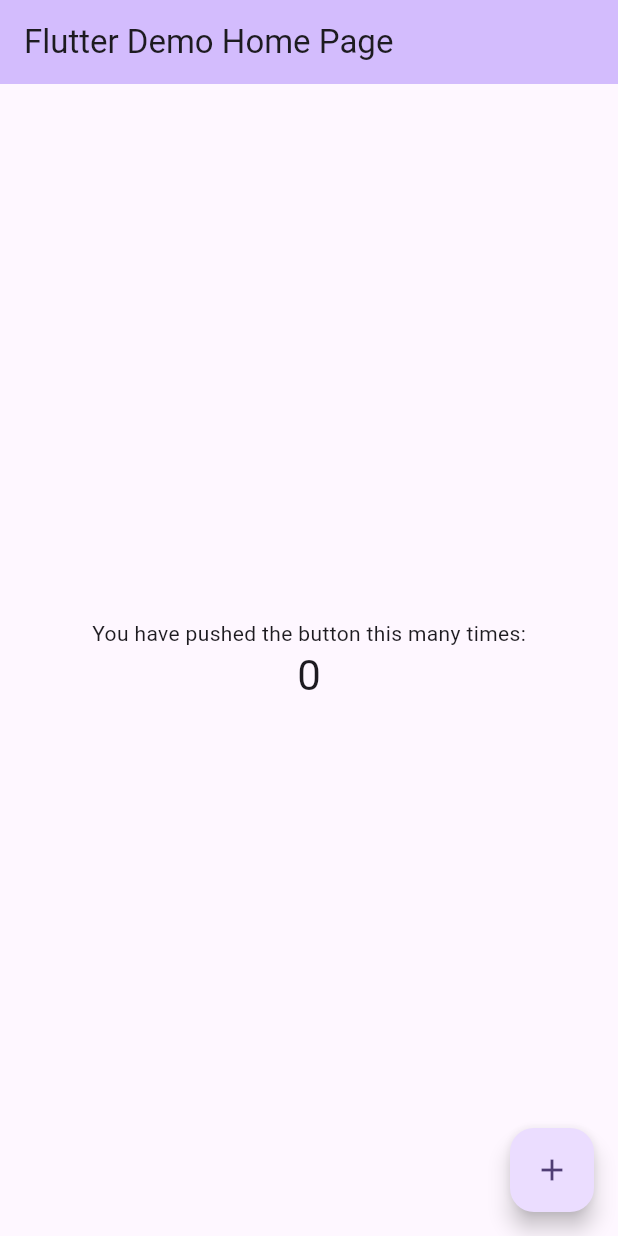
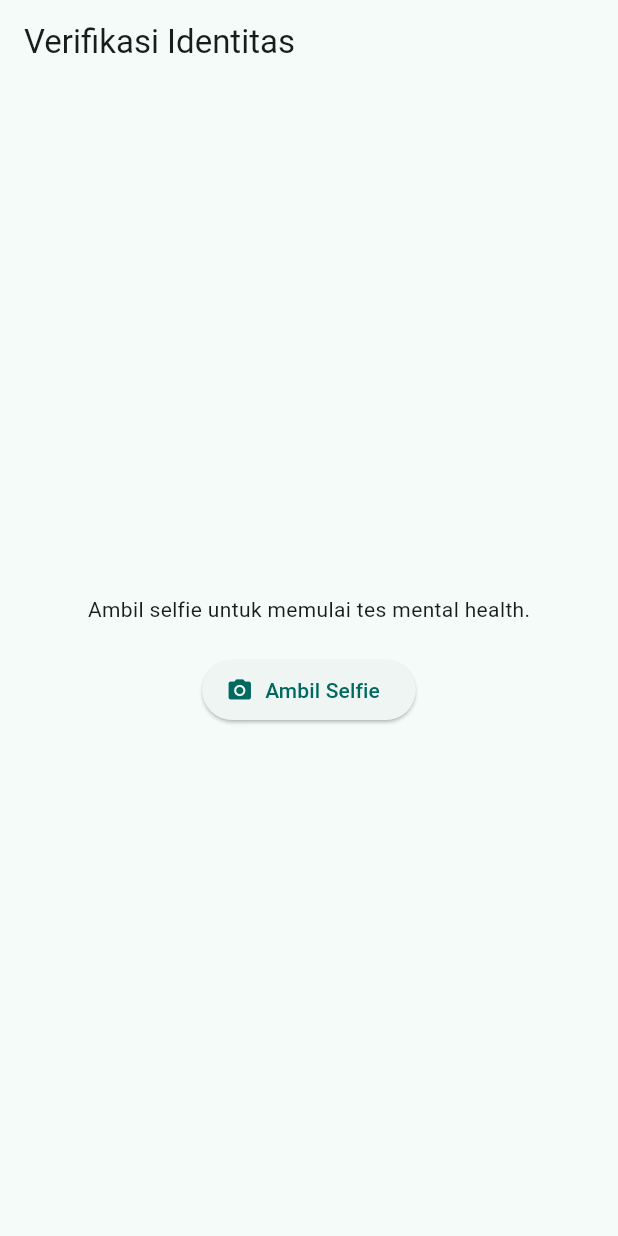
Before and after one commit to DevonAP/sadardiri_mini_project, a Flutter app: the screen it shows after launch, on a phone screen of 412 x 824 dp. Run offline on Flutter 3.47's test engine with Material 3 defaults, Android fonts, the phone set to English and light mode, and no system bars; our stand-ins replace firebase_core, image_picker; accounts and stored records are empty.

Commit message:
Update Progres

```diff
--- a/lib/main.dart
+++ b/lib/main.dart
@@ -1,122 +1,27 @@
 import 'package:flutter/material.dart';
+import 'package:firebase_core/firebase_core.dart';
+import 'screens/login_screen.dart'; // Buat UI login basic yang mengarah ke HomeScreen
+import 'screens/selfie_screen.dart';
 
-void main() {
-  runApp(const MyApp());
+void main() async {
+  WidgetsFlutterBinding.ensureInitialized();
+  // Pastikan kamu sudah menaruh google-services.json (Android) / Info.plist (iOS)
+  // await Firebase.initializeApp();
+  runApp(const SadarDiriApp());
 }
 
-class MyApp extends StatelessWidget {
-  const MyApp({super.key});
+class SadarDiriApp extends StatelessWidget {
+  const SadarDiriApp({super.key});
 
-  // This widget is the root of your application.
   @override
   Widget build(BuildContext context) {
     return MaterialApp(
-      title: 'Flutter Demo',
+      title: 'SadarDiri',
       theme: ThemeData(
-        // This is the theme of your application.
-        //
-        // TRY THIS: Try running your application with "flutter run". You'll see
-        // the application has a purple toolbar. Then, without quitting the app,
-        // try changing the seedColor in the colorScheme below to Colors.green
-        // and then invoke "hot reload" (save your changes or press the "hot
-        // reload" button in a Flutter-supported IDE, or press "r" if you used
-        // the command line to start the app).
-        //
-        // Notice that the counter didn't reset back to zero; the application
-        // state is not lost during the reload. To reset the state, use hot
-        // restart instead.
-        //
-        // This works for code too, not just values: Most code changes can be
-        // tested with just a hot reload.
-        colorScheme: .fromSeed(seedColor: Colors.deepPurple),
+        colorScheme: ColorScheme.fromSeed(seedColor: Colors.teal),
+        useMaterial3: true,
       ),
-      home: const MyHomePage(title: 'Flutter Demo Home Page'),
+      home: SelfieScreen(), // Arahkan ke AuthService untuk cek status login
     );
   }
 }
-
-class MyHomePage extends StatefulWidget {
-  const MyHomePage({super.key, required this.title});
-
-  // This widget is the home page of your application. It is stateful, meaning
-  // that it has a State object (defined below) that contains fields that affect
-  // how it looks.
-
-  // This class is the configuration for the state. It holds the values (in this
-  // case the title) provided by the parent (in this case the App widget) and
-  // used by the build method of the State. Fields in a Widget subclass are
-  // always marked "final".
-
-  final String title;
-
-  @override
-  State<MyHomePage> createState() => _MyHomePageState();
-}
-
-class _MyHomePageState extends State<MyHomePage> {
-  int _counter = 0;
-
-  void _incrementCounter() {
-    setState(() {
-      // This call to setState tells the Flutter framework that something has
-      // changed in this State, which causes it to rerun the build method below
-      // so that the display can reflect the updated values. If we changed
-      // _counter without calling setState(), then the build method would not be
-      // called again, and so nothing would appear to happen.
-      _counter++;
-    });
-  }
-
-  @override
-  Widget build(BuildContext context) {
-    // This method is rerun every time setState is called, for instance as done
-    // by the _incrementCounter method above.
-    //
-    // The Flutter framework has been optimized to make rerunning build methods
-    // fast, so that you can just rebuild anything that needs updating rather
-    // than having to individually change instances of widgets.
-    return Scaffold(
-      appBar: AppBar(
-        // TRY THIS: Try changing the color here to a specific color (to
-        // Colors.amber, perhaps?) and trigger a hot reload to see the AppBar
-        // change color while the other colors stay the same.
-        backgroundColor: Theme.of(context).colorScheme.inversePrimary,
-        // Here we take the value from the MyHomePage object that was created by
-        // the App.build method, and use it to set our appbar title.
-        title: Text(widget.title),
-      ),
-      body: Center(
-        // Center is a layout widget. It takes a single child and positions it
-        // in the middle of the parent.
-        child: Column(
-          // Column is also a layout widget. It takes a list of children and
-          // arranges them vertically. By default, it sizes itself to fit its
-          // children horizontally, and tries to be as tall as its parent.
-          //
-          // Column has various properties to control how it sizes itself and
-          // how it positions its children. Here we use mainAxisAlignment to
-          // center the children vertically; the main axis here is the vertical
-          // axis because Columns are vertical (the cross axis would be
-          // horizontal).
-          //
-          // TRY THIS: Invoke "debug painting" (choose the "Toggle Debug Paint"
-          // action in the IDE, or press "p" in the console), to see the
-          // wireframe for each widget.
-          mainAxisAlignment: .center,
-          children: [
-            const Text('You have pushed the button this many times:'),
-            Text(
-              '$_counter',
-              style: Theme.of(context).textTheme.headlineMedium,
-            ),
-          ],
-        ),
-      ),
-      floatingActionButton: FloatingActionButton(
-        onPressed: _incrementCounter,
-        tooltip: 'Increment',
-        child: const Icon(Icons.add),
-      ),
-    );
-  }
-}
--- /dev/null
+++ b/lib/screens/selfie_screen.dart
@@ -0,0 +1,62 @@
+import 'dart:io';
+import 'package:flutter/material.dart';
+import 'package:image_picker/image_picker.dart';
+import 'test_screen.dart';
+
+class SelfieScreen extends StatefulWidget {
+  @override
+  _SelfieScreenState createState() => _SelfieScreenState();
+}
+
+class _SelfieScreenState extends State<SelfieScreen> {
+  File? _image;
+  final ImagePicker _picker = ImagePicker();
+
+  Future<void> _takeSelfie() async {
+    final XFile? photo = await _picker.pickImage(
+      source: ImageSource.camera,
+      preferredCameraDevice: CameraDevice.front,
+    );
+
+    if (photo != null) {
+      setState(() {
+        _image = File(photo.path);
+      });
+    }
+  }
+
+  @override
+  Widget build(BuildContext context) {
+    return Scaffold(
+      appBar: AppBar(title: Text('Verifikasi Identitas')),
+      body: Center(
+        child: Column(
+          mainAxisAlignment: MainAxisAlignment.center,
+          children: [
+            _image != null
+                ? Image.file(_image!, height: 300)
+                : Text('Ambil selfie untuk memulai tes mental health.'),
+            SizedBox(height: 20),
+            ElevatedButton.icon(
+              icon: Icon(Icons.camera_alt),
+              label: Text('Ambil Selfie'),
+              onPressed: _takeSelfie,
+            ),
+            if (_image != null)
+              ElevatedButton(
+                child: Text('Lanjutkan ke Tes'),
+                onPressed: () {
+                  // Navigator.pushReplacement(
+                  //   context,
+                  //   MaterialPageRoute(
+                  //     builder: (context) => TestScreen(selfieFile: _image!),
+                  //   ),
+                  // );
+                },
+              )
+          ],
+        ),
+      ),
+    );
+  }
+}
```
Also changed, not shown: pubspec.yaml (+9 -2 lines), lib/models/question_model.dart (added), lib/models/test_result_model.dart (added), lib/screens/home_screen.dart (added), lib/screens/login_screen.dart (added), lib/screens/test_screen.dart (added), lib/services/auth_service.dart (added), lib/services/firebase_service.dart (added), lib/services/local_db_service.dart (added), lib/services/notification_service.dart (added), pubspec.lock, 7 other files.
